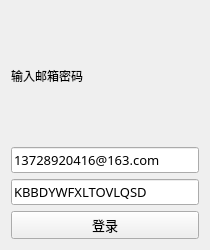
The window that email_proxy/addaccount.ui (Ruinwalker7/Email-Proxy) describes before a commit, drawn with Qt 5.
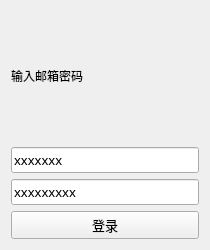
The same window after the commit.

```diff
--- a/email_proxy/addaccount.ui
+++ b/email_proxy/addaccount.ui
@@ -36,7 +36,7 @@
       </font>
      </property>
      <property name="text">
-      <string>13728920416@163.com</string>
+      <string>xxxxxxx</string>
      </property>
     </widget>
    </item>
@@ -49,7 +49,7 @@
       </font>
      </property>
      <property name="text">
-      <string>KBBDYWFXLTOVLQSD</string>
+      <string>xxxxxxxxx</string>
      </property>
     </widget>
    </item>
```
